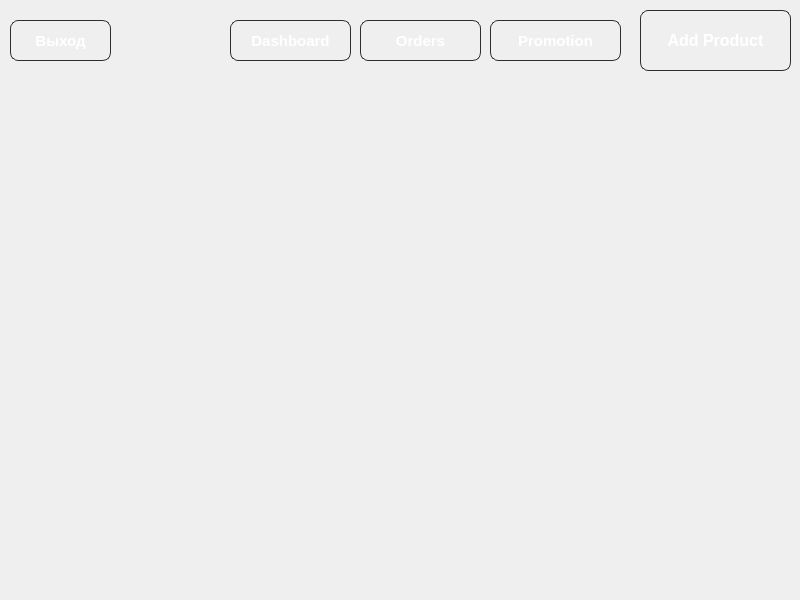
Before: the Qt Designer form source/menu/sellermenu.ui in gotovkk/QtMarket, drawn with Qt 5.
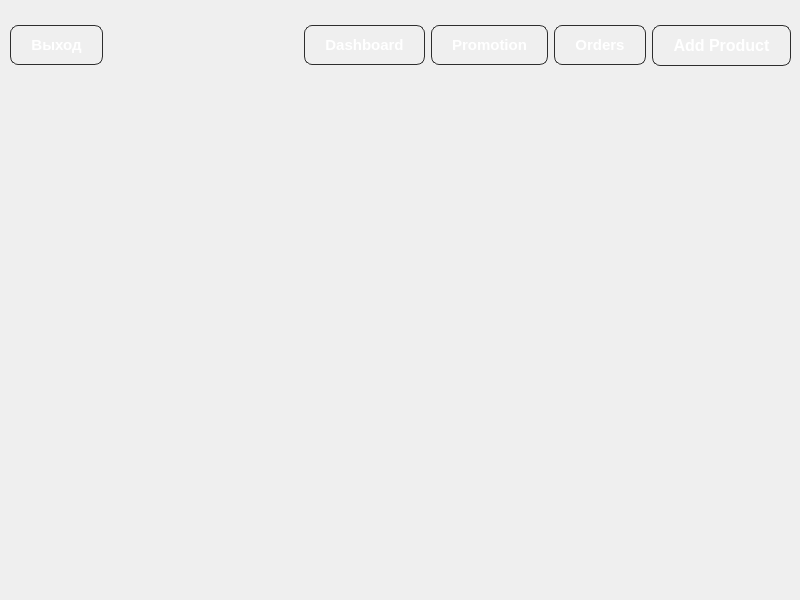
After: the same form once the commit is applied.

Patch:
```diff
--- a/source/menu/sellermenu.ui
+++ b/source/menu/sellermenu.ui
@@ -16,15 +16,18 @@
   <property name="styleSheet">
    <string notr="true"/>
   </property>
-  <widget class="QPushButton" name="backButton">
+  <widget class="QWidget" name="horizontalLayoutWidget">
    <property name="geometry">
     <rect>
      <x>10</x>
-     <y>20</y>
-     <width>101</width>
-     <height>41</height>
+     <y>10</y>
+     <width>781</width>
+     <height>71</height>
     </rect>
    </property>
+   <layout class="QHBoxLayout" name="horizontalLayout">
+    <item>
+     <widget class="QPushButton" name="backButton">
    <property name="font">
     <font>
      <pointsize>11</pointsize>
@@ -56,15 +59,22 @@
     </size>
    </property>
   </widget>
+    </item>
+    <item>
+     <spacer name="horizontalSpacer">
+      <property name="orientation">
+       <enum>Qt::Orientation::Horizontal</enum>
+      </property>
+      <property name="sizeHint" stdset="0">
+       <size>
+        <width>40</width>
+        <height>20</height>
+       </size>
+      </property>
+     </spacer>
+    </item>
+    <item>
   <widget class="QPushButton" name="dashboardButton">
-   <property name="geometry">
-    <rect>
-     <x>230</x>
-     <y>20</y>
-     <width>121</width>
-     <height>41</height>
-    </rect>
-   </property>
    <property name="font">
     <font>
      <pointsize>11</pointsize>
@@ -90,49 +100,9 @@
     <string>Dashboard</string>
    </property>
   </widget>
-  <widget class="QPushButton" name="ordersButton">
-   <property name="geometry">
-    <rect>
-     <x>360</x>
-     <y>20</y>
-     <width>121</width>
-     <height>41</height>
-    </rect>
-   </property>
-   <property name="font">
-    <font>
-     <pointsize>11</pointsize>
-     <bold>true</bold>
-    </font>
-   </property>
-   <property name="styleSheet">
-    <string notr="true">    QPushButton {
-        background-color: transparent;
-        color: white;
-        border: 1px solid #2e2e2e;
-        border-radius: 8px;
-        padding: 10px 20px;
-    }
-    QPushButton:hover {
-        border-color: #4e4e4e;
-    }
-    QPushButton:pressed {
-        background-color: #1e1e1e;
-}</string>
-   </property>
-   <property name="text">
-    <string>Orders</string>
-   </property>
-  </widget>
+    </item>
+    <item>
   <widget class="QPushButton" name="promotionButton">
-   <property name="geometry">
-    <rect>
-     <x>490</x>
-     <y>20</y>
-     <width>131</width>
-     <height>41</height>
-    </rect>
-   </property>
    <property name="font">
     <font>
      <pointsize>11</pointsize>
@@ -158,15 +128,37 @@
     <string>Promotion</string>
    </property>
   </widget>
+    </item>
+    <item>
+     <widget class="QPushButton" name="ordersButton">
+      <property name="font">
+       <font>
+        <pointsize>11</pointsize>
+        <bold>true</bold>
+       </font>
+      </property>
+      <property name="styleSheet">
+       <string notr="true">    QPushButton {
+        background-color: transparent;
+        color: white;
+        border: 1px solid #2e2e2e;
+        border-radius: 8px;
+        padding: 10px 20px;
+    }
+    QPushButton:hover {
+        border-color: #4e4e4e;
+    }
+    QPushButton:pressed {
+        background-color: #1e1e1e;
+}</string>
+      </property>
+      <property name="text">
+       <string>Orders</string>
+      </property>
+     </widget>
+    </item>
+    <item>
   <widget class="QPushButton" name="addProductButton">
-   <property name="geometry">
-    <rect>
-     <x>640</x>
-     <y>10</y>
-     <width>151</width>
-     <height>61</height>
-    </rect>
-   </property>
    <property name="font">
     <font>
      <pointsize>12</pointsize>
@@ -191,6 +183,9 @@
    <property name="text">
     <string>Add Product</string>
    </property>
+     </widget>
+    </item>
+   </layout>
   </widget>
  </widget>
  <resources>
```
Lines whose indentation alone changed are shown as unchanged.
